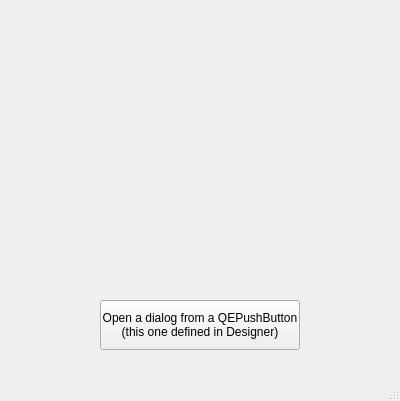
Old version of the form applications/QEWidgetDisplayApp/mainwindow.ui in the repository andrewrhyder/epicsqt.
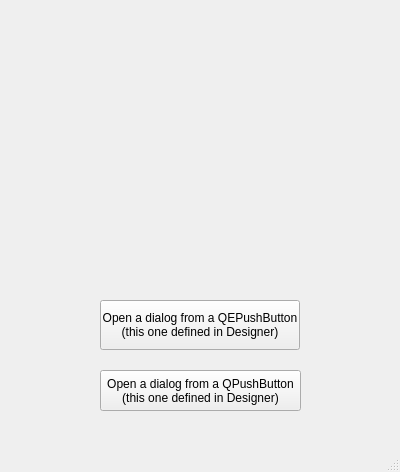
New version of the form. Custom widgets are drawn as their Qt base class.

Commit message: Add QPushBotton (created by Designer) in QE widget demo app. (32850)

The edit to the form file:
```diff
--- a/applications/QEWidgetDisplayApp/mainwindow.ui
+++ b/applications/QEWidgetDisplayApp/mainwindow.ui
@@ -7,7 +7,7 @@
     <x>0</x>
     <y>0</y>
     <width>400</width>
-    <height>401</height>
+    <height>472</height>
    </rect>
   </property>
   <property name="windowTitle">
@@ -34,6 +34,20 @@
      <string>BTN=designer</string>
     </property>
    </widget>
+   <widget class="QPushButton" name="pushButton">
+    <property name="geometry">
+     <rect>
+      <x>100</x>
+      <y>370</y>
+      <width>201</width>
+      <height>41</height>
+     </rect>
+    </property>
+    <property name="text">
+     <string>Open a dialog from a QPushButton
+(this one defined in Designer)</string>
+    </property>
+   </widget>
   </widget>
   <widget class="QMenuBar" name="menuBar">
    <property name="geometry">
```
The commit also changes 1 other file.
